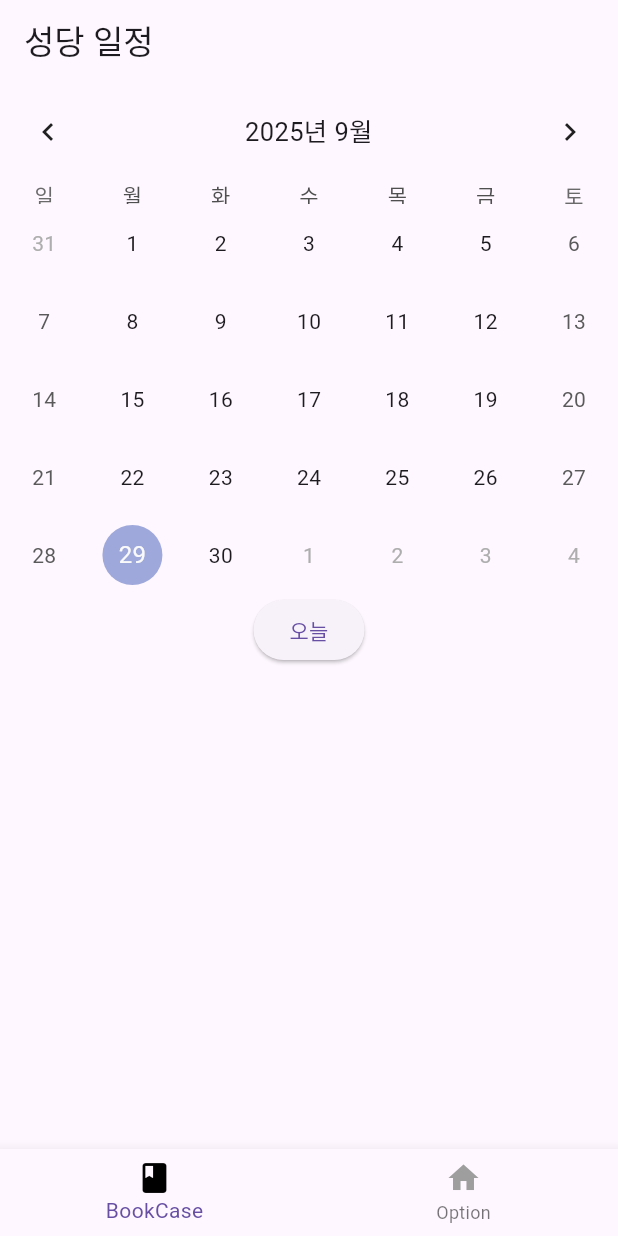
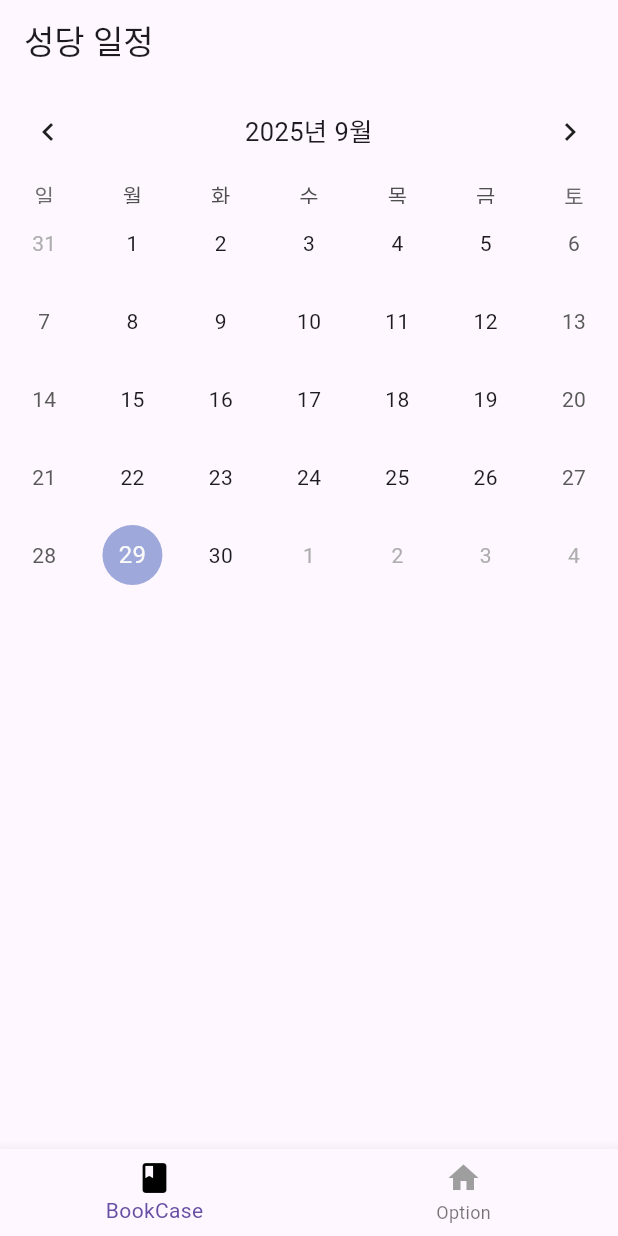
Before and after one commit to Dev-Combu/Do_dream_youth, a Flutter app: the screen it shows once a user with an empty profile is signed in, on a phone screen of 412 x 824 dp. Run offline on Flutter 3.47's test engine with Material 3 defaults, Android fonts, the phone set to English and light mode, and no system bars; drawn by our look-alikes of table_calendar; our stand-ins replace cloud_firestore, firebase_auth, firebase_core, flutter_riverpod, freezed_annotation, go_router and 1 more; accounts and stored records are empty.

Commit message:
feat/스케줄 표시 설정중(25.09.29)

```diff
--- a/lib/presentation/ui/schedule/schedule_page.dart
+++ b/lib/presentation/ui/schedule/schedule_page.dart
@@ -114,15 +114,7 @@ class _SchedulePageState extends ConsumerState<SchedulePage> {
                 },
               ),
             ),
-            ElevatedButton(
-  onPressed: () {
-    setState(() {
-      _focusedDay = DateTime.now();   // 오늘 날짜로 포커스 이동
-      _selectedDay = DateTime.now();  // 선택 날짜도 오늘로 변경
-    });
-  },
-  child: Text('오늘'),
-),
+
             Expanded(
               child: ListView.separated(
                 itemCount: _selectedDay != null
```
